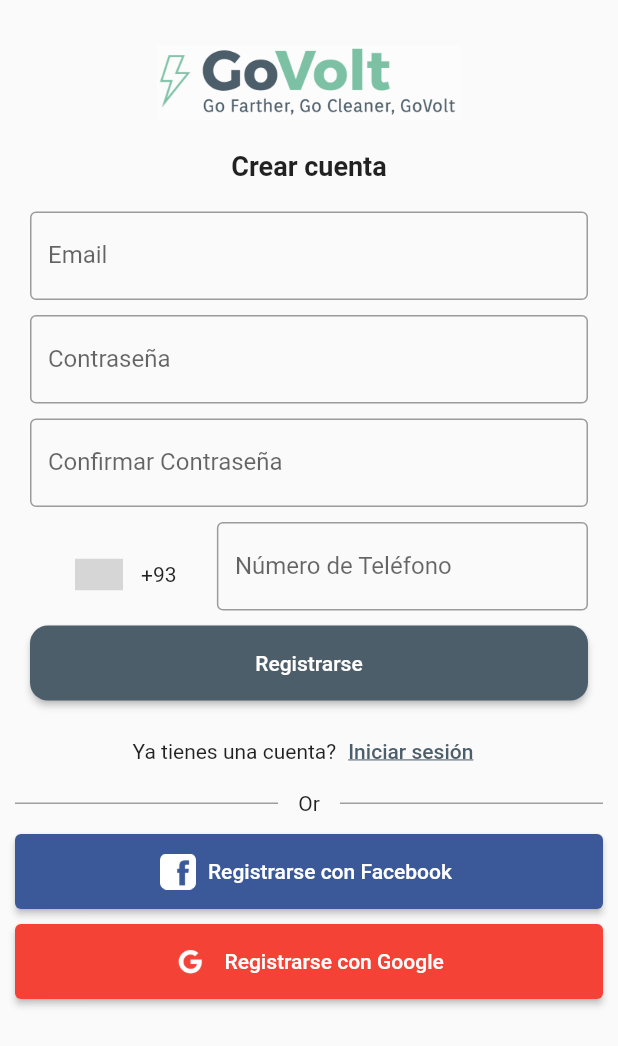
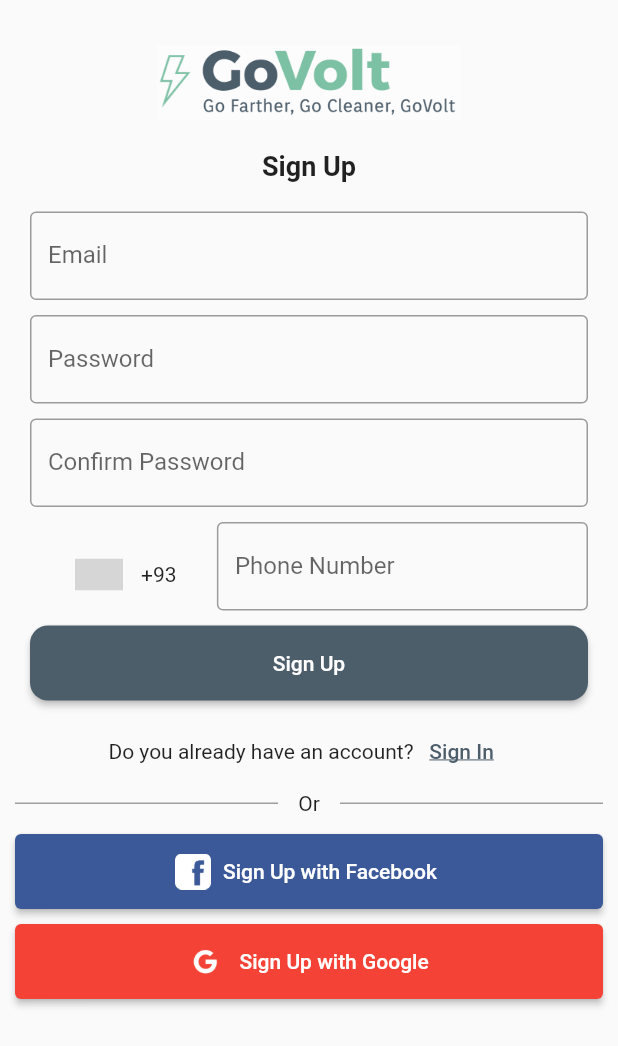
Before and after one commit to PES-GoVolt/GoVolt-FrontEnd, a Flutter app: the RegisterScreen screen opened by its route, on a phone screen of 412 x 824 dp. Shown: the top 1046 px of the screen. Run offline on Flutter 3.47's test engine with Material 2 defaults, Android fonts, the phone set to English and light mode, and no system bars; drawn by our look-alikes of intl_phone_number_input; our stand-ins replace firebase_auth, firebase_core, geolocator, google_maps_flutter, google_sign_in; missing offline and left inert: google_maps_routes; accounts and stored records are empty; grey boxes are pictures that could not be loaded.

Commit message:
login y registro funcionando

```diff
--- a/govoltfrontend/lib/config.dart
+++ b/govoltfrontend/lib/config.dart
@@ -1,6 +1,6 @@
 class Config {
   static const String appName = "Go Volt";
-  static const String apiURL = '10.0.2.2:8000'; // api de cada ordenador
+  static const String apiURL = '192.168.0.30'; // api de cada ordenador
   static const productosAPI = "api/producto";
   static const clientesAPI = "api/cliente";
   static const puntosCargaAPI = "api/puntocarga";
--- a/govoltfrontend/lib/main.dart
+++ b/govoltfrontend/lib/main.dart
@@ -96,17 +96,17 @@
                 controller: passwordController,
                 decoration: const InputDecoration(
                   border: OutlineInputBorder(),
-                  labelText: 'Contraseña',
+                  labelText: 'Password',
                 ),
               ),
             ),
             Row(
               // ignore: sort_child_properties_last
               children: <Widget>[
-                const Text('Has olvidado tu contraseña?'),
+                const Text('Forgot your password?'),
                 TextButton(
                   child: const Text(
-                    'Click aquí',
+                    'Click here',
                     style: TextStyle(color: Color(0xff4d5e6b), decoration: TextDecoration.underline),
                   ),
                   onPressed: () {
@@ -121,7 +121,7 @@
                 margin: const EdgeInsets.fromLTRB(0, 10, 0, 10),
                 padding: const EdgeInsets.fromLTRB(10, 0, 10, 0),
                 child: ElevatedButton(
-                  child: const Text('Acceder'),
+                  child: const Text('Log In'),
                   onPressed: () {
                     login();
                   },
@@ -139,7 +139,7 @@
                 margin: const EdgeInsets.fromLTRB(0, 0, 0, 10),
                 padding: const EdgeInsets.fromLTRB(10, 0, 10, 0),
                 child: ElevatedButton(
-                  child: const Text('Registrarse'),
+                  child: const Text('Sign Up'),
                   onPressed: () {
                     Navigator.pushNamed(context, '/registro');
                   },
@@ -194,12 +194,12 @@
                       'assets/images/facebook_logo.png',
                       height: 24,
                     ),
-                    label: const Text('Iniciar sesión con Facebook'),
+                    label: const Text('Log in with Facebook'),
                   ),
                   const SizedBox(height: 10),
                   ElevatedButton.icon(
                     onPressed: () {
-                      _signInWithGoogle();
+                      signInWithGoogle();
                     },
                     style: ElevatedButton.styleFrom(
                       backgroundColor: Colors.red,
@@ -209,7 +209,7 @@
                       'assets/images/google_logo_2.png',
                       height: 24,
                     ),
-                    label: const Text('Iniciar sesión con Google'),
+                    label: const Text('Log in with Google'),
                   ),
                 ],
               ),
@@ -218,30 +218,29 @@
         )));
   }
 
-  // Función para iniciar sesión con Google
-  Future<void> _signInWithGoogle() async {
+  Future<User?> signInWithGoogle() async {
     try {
-      final GoogleSignInAccount? googleSignInAccount = await _googleSignIn.signIn();
-      if (googleSignInAccount == null) {
-        return;
+      print("aqui 1");
+      final GoogleSignInAccount? googleUser = await googleSignIn.signIn();
+      if (googleUser == null) {
+        return null; // El usuario canceló la autenticación
       }
+      print("aqui tb");
 
-      final GoogleSignInAuthentication googleSignInAuthentication = await googleSignInAccount.authentication;
+      final GoogleSignInAuthentication googleAuth = await googleUser.authentication;
       final AuthCredential credential = GoogleAuthProvider.credential(
-        accessToken: googleSignInAuthentication.accessToken,
-        idToken: googleSignInAuthentication.idToken,
+        accessToken: googleAuth.accessToken,
+        idToken: googleAuth.idToken,
       );
 
-      await _auth.signInWithCredential(credential);
-
-      // Redirige a la pantalla de inicio, o realiza cualquier otra acción necesaria.
-      Navigator.pushNamed(
-        context,
-        '/home',
-      );
+      print("aqui 2");
+      final UserCredential authResult = await _auth.signInWithCredential(credential);
+      final User? user = authResult.user;
+      return user;
     } catch (error) {
       print(error);
-      showSnackbar("Error al iniciar sesión con Google.");
+      print("error");
+      return null;
     }
   }
 
@@ -258,12 +257,12 @@
   Future<void> login() async {
 
     if (emailController.text.isEmpty) {
-      showSnackbar("Email requerido.");
+      showSnackbar("Email required.");
       return;
     }
 
     if (passwordController.text.isEmpty) {
-      showSnackbar("Contraseña requerida.");
+      showSnackbar("Password required.");
       return;
     }
 
@@ -278,13 +277,12 @@
     );
     //final data = Map.from(jsonDecode(res.body));
 
-    print(res.body);
-    print(res.reasonPhrase);
-    print(res.request);
+    final data = json.decode(res.body);
+    final message = data['message'];
 
     if (res.statusCode != 200) {
       // final errorMessage = responseData['error']['message'];
-      showSnackbar("El email y la contraseña no existen.");
+      showSnackbar(message);
       return;
     }
     //Navigator.push(context,MaterialPageRoute(builder: (context) => Home()),);
--- a/govoltfrontend/lib/pages/registro/registro.dart
+++ b/govoltfrontend/lib/pages/registro/registro.dart
@@ -6,6 +6,7 @@
 import 'package:firebase_auth/firebase_auth.dart';
 import 'package:google_sign_in/google_sign_in.dart';
 
+final GoogleSignIn googleSignIn = GoogleSignIn();
 final FirebaseAuth _auth = FirebaseAuth.instance;
 
 class RegisterScreen extends StatefulWidget {
@@ -26,27 +27,27 @@
     final confirmPassword = confirmPasswordController.text;
 
     if (emailController.text.isEmpty) {
-      showSnackbar("Email requerido.");
+      showSnackbar("Email required.");
       return;
     }
 
     if (passwordController.text.isEmpty) {
-      showSnackbar("Contraseña requerida.");
+      showSnackbar("Password required.");
       return;
     }
 
     if (confirmPasswordController.text.isEmpty) {
-      showSnackbar("Confirmación de la contraseña requerida.");
+      showSnackbar("Password confirmation required.");
       return;
     }
 
     if (phoneNumber?.phoneNumber == null) {
-      showSnackbar("Número de teléfono requerido.");
+      showSnackbar("Phone number required.");
       return;
     }
 
     if (password != confirmPassword) {
-      showSnackbar("Las contraseñas no coinciden");
+      showSnackbar("Passwords do not match.");
       return;
     }
 
@@ -77,23 +78,28 @@
     }
   }
 
-  Future<void> signInWithGoogle() async {
+  Future<User?> signInWithGoogle() async {
     try {
-      final GoogleSignInAccount? googleUser = await GoogleSignIn().signIn();
-
-      if (googleUser == null) return;
+      print("aqui 1");
+      final GoogleSignInAccount? googleUser = await googleSignIn.signIn();
+      if (googleUser == null) {
+        return null; // El usuario canceló la autenticación
+      }
 
       final GoogleSignInAuthentication googleAuth = await googleUser.authentication;
       final AuthCredential credential = GoogleAuthProvider.credential(
         accessToken: googleAuth.accessToken,
         idToken: googleAuth.idToken,
       );
-      final UserCredential authResult = await FirebaseAuth.instance.signInWithCredential(credential);
+
+      print("aqui 2");
+      final UserCredential authResult = await _auth.signInWithCredential(credential);
       final User? user = authResult.user;
-
-      // Realiza acciones adicionales después de iniciar sesión con Google
-    } catch (e) {
-      // Maneja errores si ocurren durante el proceso de autenticación
+      return user;
+    } catch (error) {
+      print(error);
+      print("error");
+      return null;
     }
   }
 
@@ -128,7 +134,7 @@
                 child: Container(
                   margin: const EdgeInsets.only(bottom: 10),
                   child: const Text(
-                    'Crear cuenta',
+                    'Sign Up',
                     style: TextStyle(
                       fontSize: 18,
                       fontWeight: FontWeight.bold,
@@ -154,7 +160,7 @@
                 controller: passwordController,
                 decoration: const InputDecoration(
                   border: OutlineInputBorder(),
-                  labelText: 'Contraseña',
+                  labelText: 'Password',
                 ),
               ),
             ),
@@ -165,7 +171,7 @@
                 controller: confirmPasswordController,
                 decoration: const InputDecoration(
                   border: OutlineInputBorder(),
-                  labelText: 'Confirmar Contraseña',
+                  labelText: 'Confirm Password',
                 ),
               ),
             ),
@@ -182,7 +188,7 @@
                 autoValidateMode: AutovalidateMode.disabled,
                 inputDecoration: const InputDecoration(
                   border: OutlineInputBorder(),
-                  labelText: 'Número de Teléfono',
+                  labelText: 'Phone Number',
                 ),
               ),
             ),
@@ -191,7 +197,7 @@
                 margin: const EdgeInsets.fromLTRB(0, 10, 0, 10),
                 padding: const EdgeInsets.fromLTRB(10, 0, 10, 0),
                 child: ElevatedButton(
-                  child: const Text('Registrarse'),
+                  child: const Text('Sign Up'),
                   onPressed: () {
                     register();
                   },
@@ -207,10 +213,10 @@
             Row(
               // ignore: sort_child_properties_last
               children: <Widget>[
-                const Text('Ya tienes una cuenta?'),
+                const Text('Do you already have an account?'),
                 TextButton(
                   child: const Text(
-                    'Iniciar sesión',
+                    'Sign In',
                     style: TextStyle(color: Color(0xff4d5e6b), decoration: TextDecoration.underline),
                   ),
                   onPressed: () {
@@ -255,7 +261,7 @@
                       'assets/images/facebook_logo.png',
                       height: 24,
                     ),
-                    label: const Text('Registrarse con Facebook'),
+                    label: const Text('Sign Up with Facebook'),
                   ),
                   const SizedBox(height: 10),
                   ElevatedButton.icon(
@@ -271,7 +277,7 @@
                       'assets/images/google_logo_2.png',
                       height: 24,
                     ),
-                    label: const Text('Registrarse con Google'),
+                    label: const Text('Sign Up with Google'),
                   ),
                 ],
               ),
```
Also changed, not shown: 1 other file.
